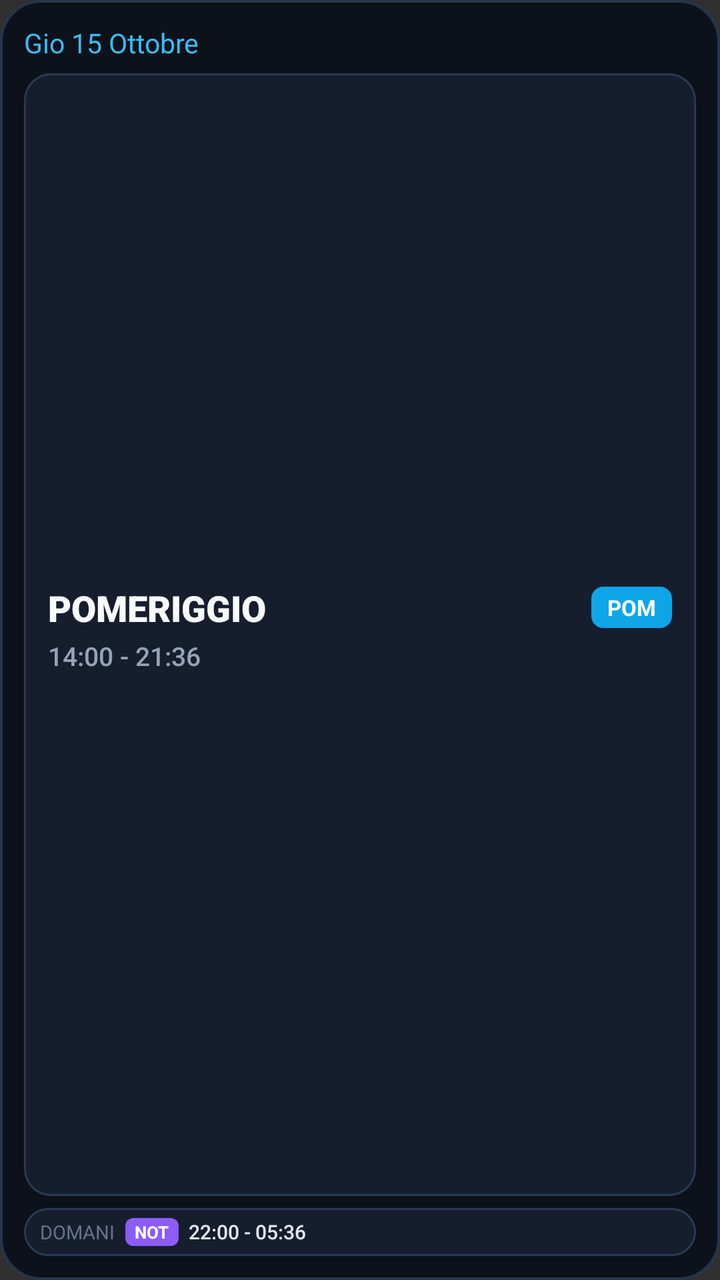
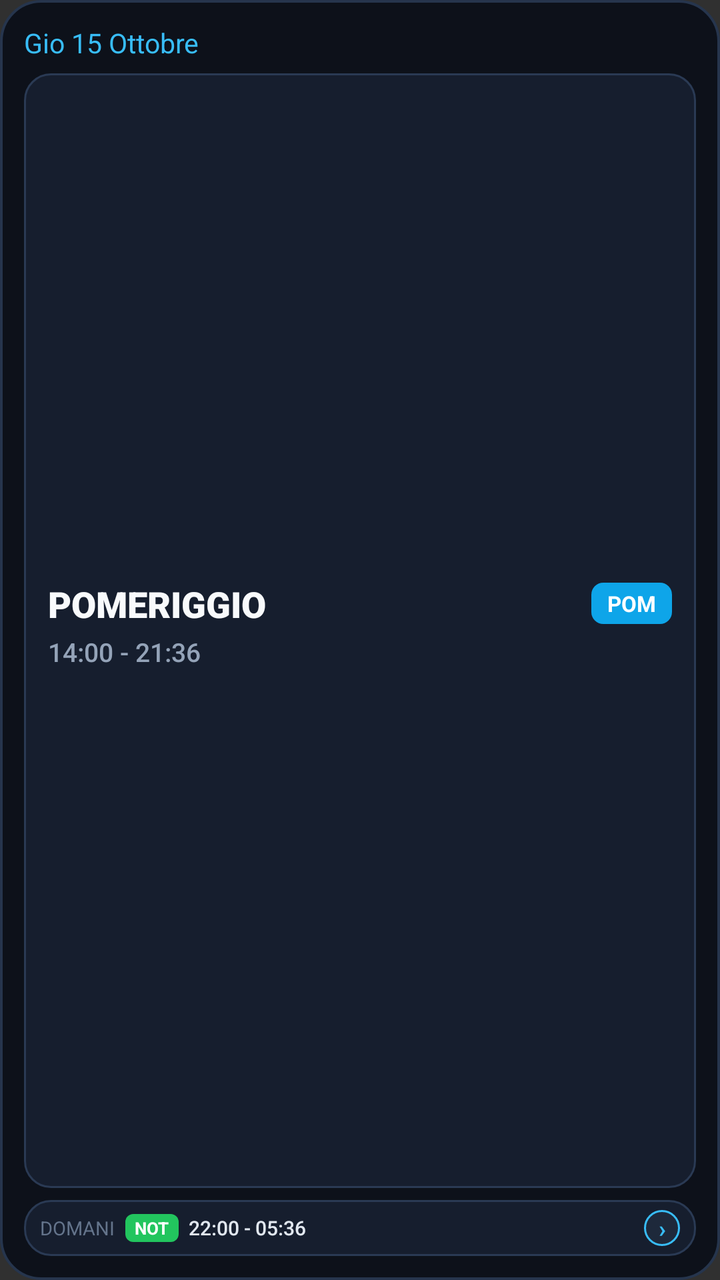

Two renders of the same Android screen: before a commit and after it. Below are the layout's source before the change and the commit's diff.
<!-- AndroidManifest.xml: application theme Theme.CalendarioTurni -->
<!-- res/layout/widget_today_tomorrow.xml -->
<?xml version="1.0" encoding="utf-8"?>
<LinearLayout xmlns:android="http://schemas.android.com/apk/res/android"
    android:id="@+id/widget_tt_root"
    android:layout_width="match_parent"
    android:layout_height="match_parent"
    android:background="@drawable/bg_widget_container"
    android:orientation="vertical"
    android:padding="12dp">

    
    <LinearLayout
        android:layout_width="match_parent"
        android:layout_height="wrap_content"
        android:gravity="center_vertical"
        android:orientation="horizontal"
        android:paddingBottom="6dp">

        <TextView
            android:id="@+id/widget_tt_header_date"
            android:layout_width="match_parent"
            android:layout_height="wrap_content"
            android:ellipsize="end"
            android:fontFamily="sans-serif-bold"
            android:maxLines="1"
            android:text="Gio 15 Ottobre"
            android:textColor="#38BDF8"
            android:textSize="13.5sp" />
    </LinearLayout>

    
    <LinearLayout
        android:id="@+id/widget_tt_today_card"
        android:layout_width="match_parent"
        android:layout_height="0dp"
        android:layout_weight="1"
        android:background="@drawable/bg_widget_card"
        android:gravity="center_vertical"
        android:orientation="vertical"
        android:paddingStart="12dp"
        android:paddingTop="8dp"
        android:paddingEnd="12dp"
        android:paddingBottom="8dp">

        <LinearLayout
            android:layout_width="match_parent"
            android:layout_height="wrap_content"
            android:gravity="center_vertical"
            android:orientation="horizontal">

            <TextView
                android:id="@+id/widget_tt_shift_name"
                android:layout_width="0dp"
                android:layout_height="wrap_content"
                android:layout_weight="1"
                android:ellipsize="end"
                android:fontFamily="sans-serif-black"
                android:maxLines="1"
                android:text="POMERIGGIO"
                android:textColor="#F8FAFC"
                android:textSize="18sp" />

            <TextView
                android:id="@+id/widget_tt_code_pill"
                android:layout_width="wrap_content"
                android:layout_height="wrap_content"
                android:background="@drawable/bg_widget_badge"
                android:paddingStart="8dp"
                android:paddingTop="3dp"
                android:paddingEnd="8dp"
                android:paddingBottom="3dp"
                android:text="POM"
                android:textColor="#FFFFFF"
                android:textSize="11sp"
                android:textStyle="bold" />
        </LinearLayout>

        <TextView
            android:id="@+id/widget_tt_shift_hours"
            android:layout_width="wrap_content"
            android:layout_height="wrap_content"
            android:layout_marginTop="3dp"
            android:fontFamily="sans-serif-medium"
            android:text="14:00 - 21:36"
            android:textColor="#94A3B8"
            android:textSize="13sp" />

        
        <LinearLayout
            android:id="@+id/widget_tt_extra_row"
            android:layout_width="match_parent"
            android:layout_height="wrap_content"
            android:layout_marginTop="6dp"
            android:gravity="center_vertical"
            android:orientation="horizontal">

            <TextView
                android:id="@+id/widget_tt_overtime_badge"
                android:layout_width="wrap_content"
                android:layout_height="wrap_content"
                android:layout_marginEnd="6dp"
                android:background="@drawable/bg_badge_amber"
                android:paddingStart="6dp"
                android:paddingTop="2dp"
                android:paddingEnd="6dp"
                android:paddingBottom="2dp"
                android:text="+2h Straord."
                android:textColor="#FFFFFF"
                android:textSize="10sp"
                android:textStyle="bold"
                android:visibility="gone" />

            <TextView
                android:id="@+id/widget_tt_oncall_badge"
                android:layout_width="wrap_content"
                android:layout_height="wrap_content"
                android:layout_marginEnd="6dp"
                android:background="@drawable/bg_badge_purple"
                android:paddingStart="6dp"
                android:paddingTop="2dp"
                android:paddingEnd="6dp"
                android:paddingBottom="2dp"
                android:text="Reperibile"
                android:textColor="#FFFFFF"
                android:textSize="10sp"
                android:textStyle="bold"
                android:visibility="gone" />

            <TextView
                android:id="@+id/widget_tt_trasferta_badge"
                android:layout_width="wrap_content"
                android:layout_height="wrap_content"
                android:background="@drawable/bg_badge_cyan"
                android:paddingStart="6dp"
                android:paddingTop="2dp"
                android:paddingEnd="6dp"
                android:paddingBottom="2dp"
                android:text="Trasferta"
                android:textColor="#FFFFFF"
                android:textSize="10sp"
                android:textStyle="bold"
                android:visibility="gone" />
        </LinearLayout>
    </LinearLayout>

    
    <LinearLayout
        android:id="@+id/widget_tt_tomorrow_card"
        android:layout_width="match_parent"
        android:layout_height="wrap_content"
        android:layout_marginTop="6dp"
        android:background="@drawable/bg_widget_card"
        android:gravity="center_vertical"
        android:orientation="horizontal"
        android:paddingStart="8dp"
        android:paddingTop="5dp"
        android:paddingEnd="8dp"
        android:paddingBottom="5dp">

        <TextView
            android:id="@+id/widget_tt_tomorrow_label"
            android:layout_width="wrap_content"
            android:layout_height="wrap_content"
            android:fontFamily="sans-serif-bold"
            android:text="DOMANI"
            android:textColor="#64748B"
            android:textSize="9.5sp" />

        <TextView
            android:id="@+id/widget_tt_tomorrow_badge"
            android:layout_width="wrap_content"
            android:layout_height="wrap_content"
            android:layout_marginStart="5dp"
            android:background="@drawable/bg_badge_purple"
            android:paddingStart="4.5dp"
            android:paddingTop="1dp"
            android:paddingEnd="4.5dp"
            android:paddingBottom="1dp"
            android:text="NOT"
            android:textColor="#FFFFFF"
            android:textSize="8.5sp"
            android:textStyle="bold" />

        <TextView
            android:id="@+id/widget_tt_tomorrow_shift"
            android:layout_width="0dp"
            android:layout_height="wrap_content"
            android:layout_marginStart="5dp"
            android:layout_weight="1"
            android:ellipsize="end"
            android:fontFamily="sans-serif-medium"
            android:maxLines="1"
            android:text="22:00 - 05:36"
            android:textColor="#E2E8F0"
            android:textSize="10sp" />
    </LinearLayout>

</LinearLayout>
<!-- resources referenced by this layout -->
<resources>
  <!-- drawable bg_badge_amber (drawable) -->
  <?xml version="1.0" encoding="utf-8"?>
  <shape xmlns:android="http://schemas.android.com/apk/res/android"
      android:shape="rectangle">
      <solid android:color="#F59E0B" />
      <corners android:radius="4dp" />
  </shape>
  <!-- drawable bg_badge_cyan (drawable) -->
  <?xml version="1.0" encoding="utf-8"?>
  <shape xmlns:android="http://schemas.android.com/apk/res/android"
      android:shape="rectangle">
      <solid android:color="#0EA5E9" />
      <corners android:radius="4dp" />
  </shape>
  <!-- drawable bg_badge_purple (drawable) -->
  <?xml version="1.0" encoding="utf-8"?>
  <shape xmlns:android="http://schemas.android.com/apk/res/android"
      android:shape="rectangle">
      <solid android:color="#8B5CF6" />
      <corners android:radius="4dp" />
  </shape>
  <!-- drawable bg_widget_badge (drawable) -->
  <?xml version="1.0" encoding="utf-8"?>
  <shape xmlns:android="http://schemas.android.com/apk/res/android"
      android:shape="rectangle">
      <solid android:color="#0EA5E9" />
      <corners android:radius="6dp" />
  </shape>
  <!-- drawable bg_widget_card (drawable) -->
  <?xml version="1.0" encoding="utf-8"?>
  <shape xmlns:android="http://schemas.android.com/apk/res/android"
      android:shape="rectangle">
      <solid android:color="#161E2E" />
      <corners android:radius="13dp" />
      <stroke
          android:width="1dp"
          android:color="#2A3A54" />
  </shape>
  <!-- drawable bg_widget_container (drawable) -->
  <?xml version="1.0" encoding="utf-8"?>
  <shape xmlns:android="http://schemas.android.com/apk/res/android"
      android:shape="rectangle">
      <solid android:color="#0D111A" />
      <corners android:radius="20dp" />
      <stroke
          android:width="1.2dp"
          android:color="#26354D" />
  </shape>
  <style name="Theme.CalendarioTurni" parent="android:Theme.Material.NoActionBar">
          <item name="android:statusBarColor">#0F131C</item>
          <item name="android:navigationBarColor">#0F131C</item>
      </style>
</resources>

<!-- the commit's change to res/layout/widget_today_tomorrow.xml (unified diff, before → after) -->
@@ -170,7 +170,7 @@
             android:layout_width="wrap_content"
             android:layout_height="wrap_content"
             android:layout_marginStart="5dp"
-            android:background="@drawable/bg_badge_purple"
+            android:background="@drawable/bg_badge_green"
             android:paddingStart="4.5dp"
             android:paddingTop="1dp"
             android:paddingEnd="4.5dp"
@@ -192,6 +192,33 @@
             android:text="22:00 - 05:36"
             android:textColor="#E2E8F0"
             android:textSize="10sp" />
+
+        
+        <TextView
+            android:id="@+id/btn_tt_prev"
+            android:layout_width="18dp"
+            android:layout_height="18dp"
+            android:layout_marginStart="4dp"
+            android:layout_marginEnd="2dp"
+            android:background="@drawable/bg_widget_nav_btn"
+            android:gravity="center"
+            android:text="‹"
+            android:textColor="#38BDF8"
+            android:textSize="12sp"
+            android:textStyle="bold"
+            android:visibility="gone" />
+
+        <TextView
+            android:id="@+id/btn_tt_next"
+            android:layout_width="18dp"
+            android:layout_height="18dp"
+            android:layout_marginStart="2dp"
+            android:background="@drawable/bg_widget_nav_btn"
+            android:gravity="center"
+            android:text="›"
+            android:textColor="#38BDF8"
+            android:textSize="12sp"
+            android:textStyle="bold" />
     </LinearLayout>
 
 </LinearLayout>
<!-- resource entries referenced after the edit -->
@@ -1,17 +1,24 @@
 <!-- resources referenced by this layout -->
 <resources>
   <!-- drawable bg_badge_amber (drawable) -->
-  <?xml version="1.0" encoding="utf-8"?>
+  ﻿<?xml version="1.0" encoding="utf-8"?>
   <shape xmlns:android="http://schemas.android.com/apk/res/android"
       android:shape="rectangle">
       <solid android:color="#F59E0B" />
       <corners android:radius="4dp" />
   </shape>
   <!-- drawable bg_badge_cyan (drawable) -->
-  <?xml version="1.0" encoding="utf-8"?>
+  ﻿<?xml version="1.0" encoding="utf-8"?>
   <shape xmlns:android="http://schemas.android.com/apk/res/android"
       android:shape="rectangle">
-      <solid android:color="#0EA5E9" />
+      <solid android:color="#06B6D4" />
+      <corners android:radius="4dp" />
+  </shape>
+  <!-- drawable bg_badge_green (drawable) -->
+  ﻿<?xml version="1.0" encoding="utf-8"?>
+  <shape xmlns:android="http://schemas.android.com/apk/res/android"
+      android:shape="rectangle">
+      <solid android:color="#22C55E" />
       <corners android:radius="4dp" />
   </shape>
   <!-- drawable bg_badge_purple (drawable) -->
@@ -48,6 +55,15 @@
           android:width="1.2dp"
           android:color="#26354D" />
   </shape>
+  <!-- drawable bg_widget_nav_btn (drawable) -->
+  ﻿<?xml version="1.0" encoding="utf-8"?>
+  <shape xmlns:android="http://schemas.android.com/apk/res/android"
+      android:shape="oval">
+      <solid android:color="#1E293B" />
+      <stroke
+          android:width="1dp"
+          android:color="#38BDF8" />
+  </shape>
   <style name="Theme.CalendarioTurni" parent="android:Theme.Material.NoActionBar">
           <item name="android:statusBarColor">#0F131C</item>
           <item name="android:navigationBarColor">#0F131C</item>
